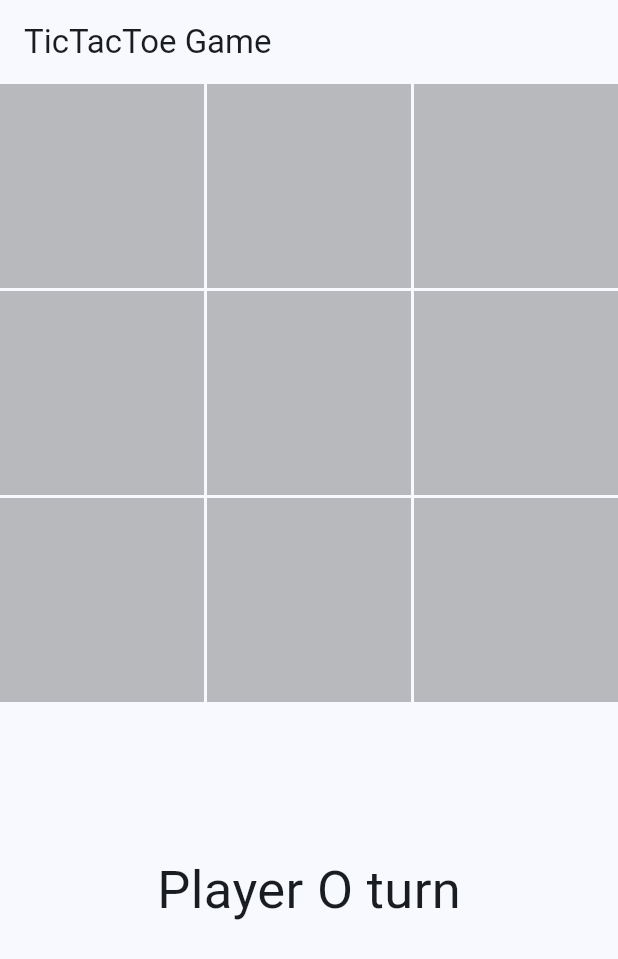
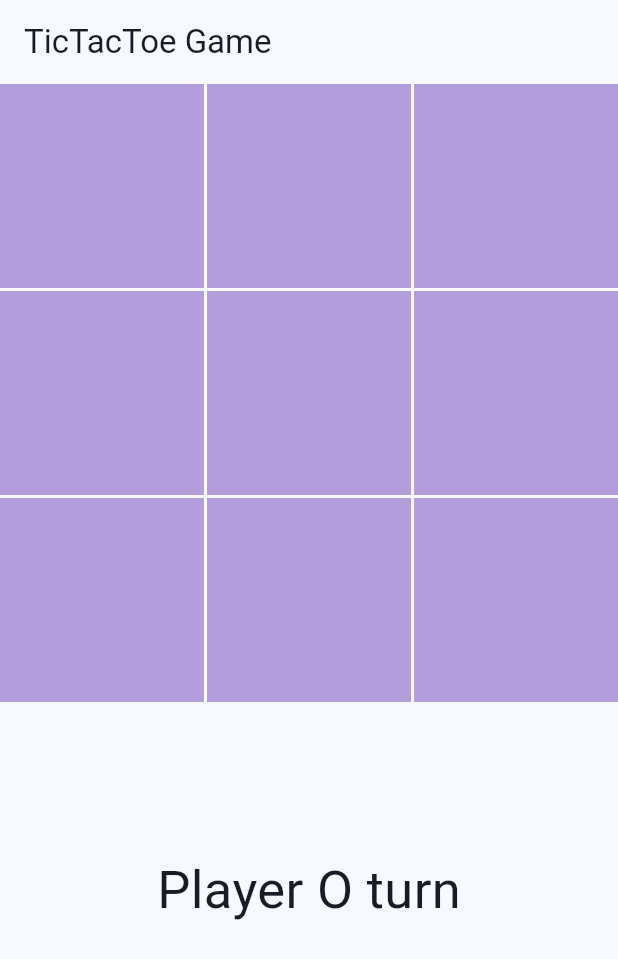
Before and after one commit to realino98/flutter_tictactoe, a Flutter app: the screen it shows after launch, on a phone screen of 412 x 824 dp. Shown: the top 959 px of the screen. Run offline on Flutter 3.47's test engine with Material 2 defaults, Android fonts, the phone set to English and light mode, and no system bars.

Commit message:
BR : Added Colors to Text

```diff
--- a/lib/home.dart
+++ b/lib/home.dart
@@ -62,11 +62,6 @@ class _TicTacToeState extends State<TicTacToe> {
             if (board[id] == "" && isPlaying) {
               isPlayerOne = !isPlayerOne;
               curCursor = isPlayerOne ? "X" : "O";
-              // if (isPlayerOne) {
-              //   curCursor = "O";
-              // } else {
-              //   curCursor = "X";
-              // }
               board[id] = curCursor;
               isPlaying = gameCheck(board, curCursor, isPlaying);
             }
@@ -74,11 +69,13 @@ class _TicTacToeState extends State<TicTacToe> {
         );
       },
       child: Container(
-        color: isPlaying ? Colors.black26 : Colors.green[300],
+        color: isPlaying ? Colors.deepPurple[200] : Colors.green[300],
         child: Center(
           child: Text(
             board[id],
-            style: TextStyle(fontSize: 150),
+            style: TextStyle(
+                fontSize: 150,
+                color: board[id] == "O" ? Colors.red : Colors.black),
           ),
         ),
       ),
```
